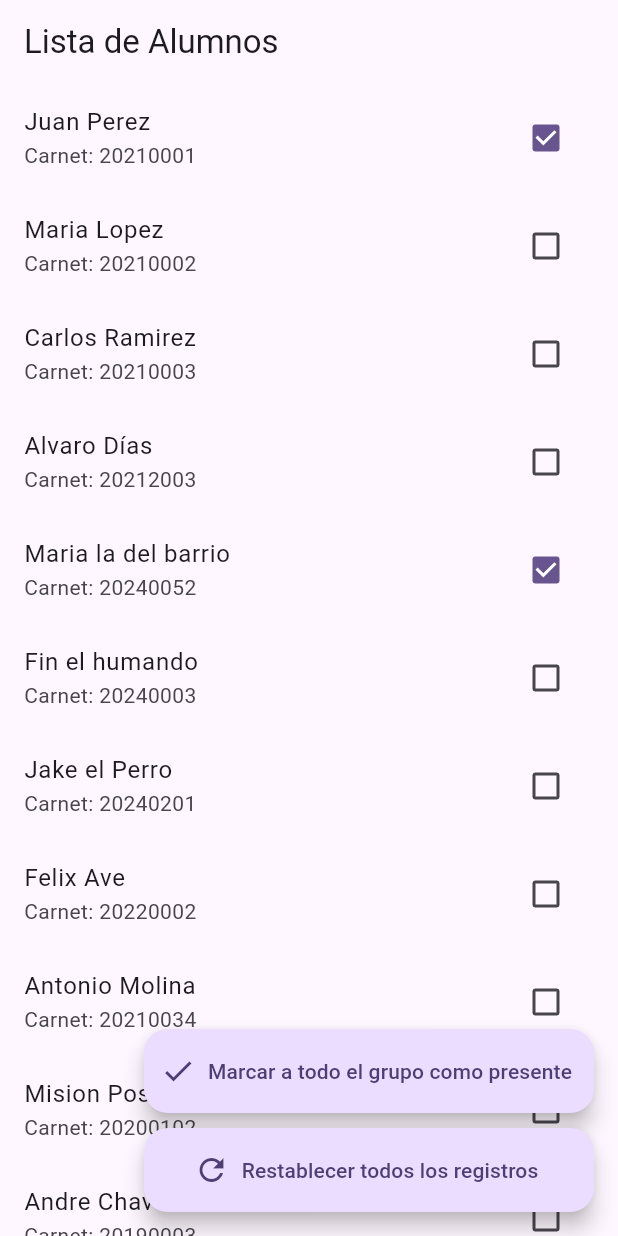
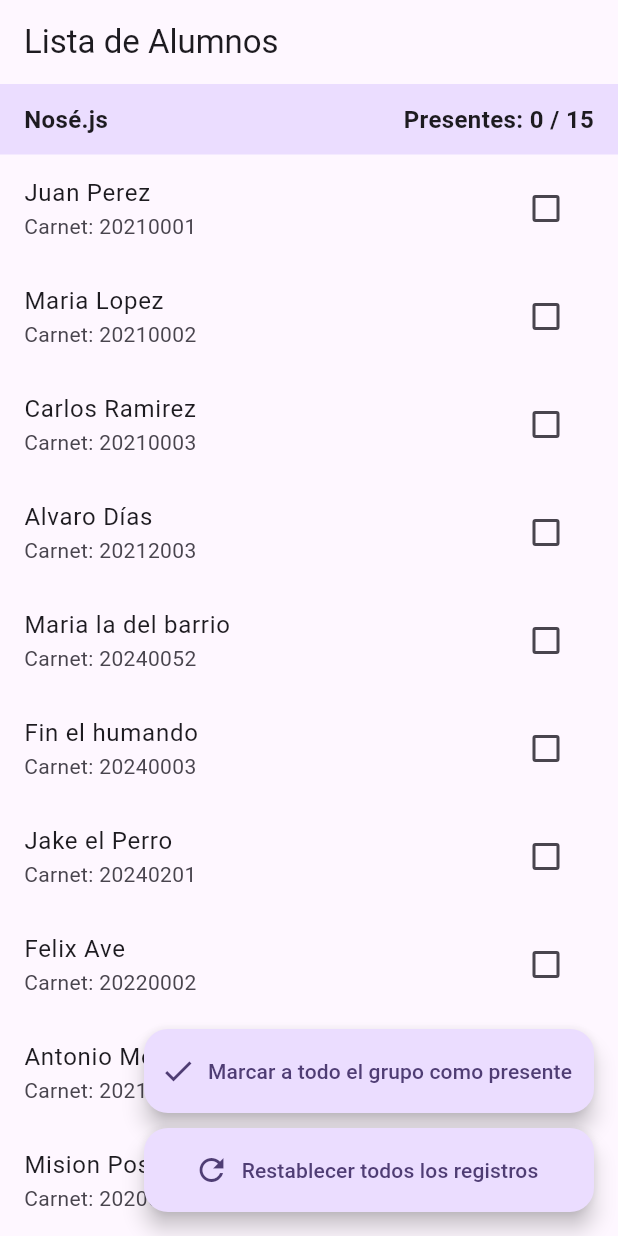
Before and after one commit to TheAlejo999/Laboratorio_1_Apps, a Flutter app: the screen it shows after launch, on a phone screen of 412 x 824 dp. Run offline on Flutter 3.47's test engine with Material 3 defaults, Android fonts, the phone set to English and light mode, and no system bars.

Commit message:
feat: implementar encabezado fijo sin desbordamientos y corregir reinicio del contador a 0

```diff
--- a/laboratorio1/lib/main.dart
+++ b/laboratorio1/lib/main.dart
@@ -11,9 +11,7 @@ class MyApp extends StatelessWidget {
   Widget build(BuildContext context) {
     return MaterialApp(
       title: 'Control de Asistencia',
-      theme: ThemeData(
-        colorScheme: .fromSeed(seedColor: Colors.deepPurple),
-      ),
+      theme: ThemeData(colorScheme: .fromSeed(seedColor: Colors.deepPurple)),
       home: const ListaAlumnosScreen(),
     );
   }
@@ -35,11 +33,15 @@ class Alumno {
 
 // Datos de los alumnos
 List<Alumno> alumnos = [
-    Alumno(nombre: 'Juan Perez', carnet: '20210001', estadoInicial: true),
+  Alumno(nombre: 'Juan Perez', carnet: '20210001', estadoInicial: false),
   Alumno(nombre: 'Maria Lopez', carnet: '20210002', estadoInicial: false),
   Alumno(nombre: 'Carlos Ramirez', carnet: '20210003', estadoInicial: false),
   Alumno(nombre: 'Alvaro Días', carnet: '20212003', estadoInicial: false),
-    Alumno(nombre: 'Maria la del barrio',carnet: '20240052', estadoInicial: true),
+  Alumno(
+    nombre: 'Maria la del barrio',
+    carnet: '20240052',
+    estadoInicial: false,
+  ),
   Alumno(nombre: 'Fin el humando', carnet: '20240003', estadoInicial: false),
   Alumno(nombre: 'Jake el Perro', carnet: '20240201', estadoInicial: false),
   Alumno(nombre: 'Felix Ave', carnet: '20220002', estadoInicial: false),
@@ -47,7 +49,7 @@ List<Alumno> alumnos = [
   Alumno(nombre: 'Mision Posible', carnet: '20200102', estadoInicial: false),
   Alumno(nombre: 'Andre Chavez', carnet: '20190003', estadoInicial: false),
   Alumno(nombre: 'Paco PocaSangre', carnet: '20211201', estadoInicial: false),
-    Alumno(nombre: 'Maria Antonieta', carnet: '20222202', estadoInicial: true),
+  Alumno(nombre: 'Maria Antonieta', carnet: '20222202', estadoInicial: false),
   Alumno(nombre: 'Pablo Escobar', carnet: '20211903', estadoInicial: false),
   Alumno(nombre: 'Escubi Duh', carnet: '20251923', estadoInicial: false),
 ];
@@ -57,21 +59,14 @@ class AlumnoTile extends StatelessWidget {
   final Alumno alumno;
   final ValueChanged<bool?> onChanged;
 
-  const AlumnoTile({
-    super.key,
-    required this.alumno,
-    required this.onChanged,
-  });
+  const AlumnoTile({super.key, required this.alumno, required this.onChanged});
 
   @override
   Widget build(BuildContext context) {
     return ListTile(
       title: Text(alumno.nombre),
       subtitle: Text('Carnet: ${alumno.carnet}'),
-      trailing: Checkbox(
-        value: alumno.estaPresente,
-        onChanged: onChanged,
-      ),
+      trailing: Checkbox(value: alumno.estaPresente, onChanged: onChanged),
     );
   }
 }
@@ -86,9 +81,41 @@ class ListaAlumnosScreen extends StatefulWidget {
 class _ListaAlumnosScreenState extends State<ListaAlumnosScreen> {
   @override
   Widget build(BuildContext context) {
+    final int presentes = alumnos.where((alumno) => alumno.estaPresente).length;
     return Scaffold(
-      appBar: AppBar(title: Text('Lista de Alumnos')),
-      body: ListView.builder(
+      appBar: AppBar(title: const Text('Lista de Alumnos')),
+      body: Column(
+        children: [
+          //Encabezado
+          Container(
+            padding: const EdgeInsets.symmetric(
+              horizontal: 16.0,
+              vertical: 12.0,
+            ),
+            color: Theme.of(context).colorScheme.primaryContainer,
+            child: Row(
+              mainAxisAlignment: MainAxisAlignment.spaceBetween,
+              children: [
+                const Flexible(
+                  child: Text(
+                    'Nosé.js',
+                    style: TextStyle(fontSize: 16, fontWeight: FontWeight.bold),
+                    overflow: TextOverflow.ellipsis,
+                  ),
+                ),
+                Text(
+                  'Presentes: $presentes / ${alumnos.length}',
+                  style: const TextStyle(
+                    fontSize: 16,
+                    fontWeight: FontWeight.bold,
+                  ),
+                ),
+              ],
+            ),
+          ),
+          // Lista de alumnos
+          Expanded(
+            child: ListView.builder(
               itemCount: alumnos.length,
               itemBuilder: (context, index) {
                 final alumno = alumnos[index];
@@ -102,6 +129,9 @@ class _ListaAlumnosScreenState extends State<ListaAlumnosScreen> {
                 );
               },
               padding: const EdgeInsets.only(bottom: 78),
+            ),
+          ),
+        ],
       ),
       floatingActionButton: Column(
         mainAxisSize: MainAxisSize.min,
```
Lines whose indentation alone changed are shown as unchanged.
